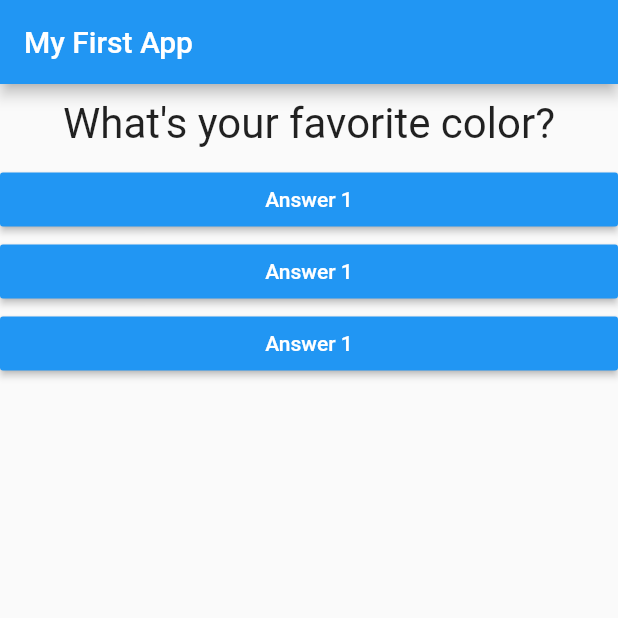
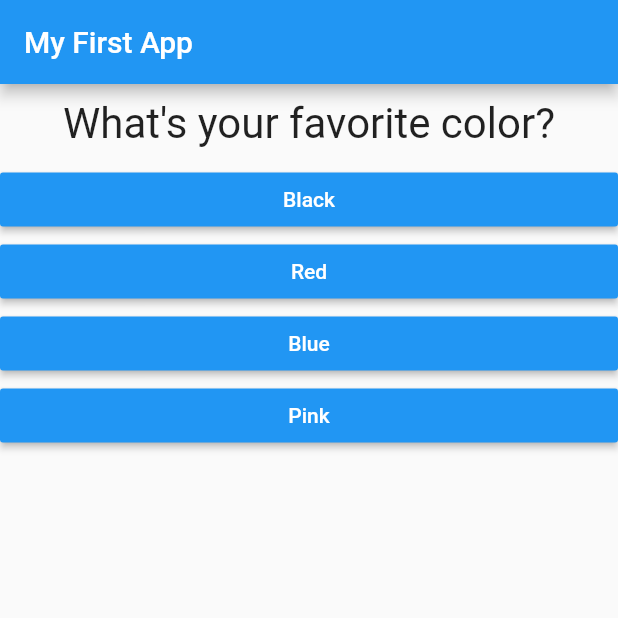
Before and after one commit to stkuwanda/quiz_app_flutter, a Flutter app: the screen it shows after launch, on a phone screen of 412 x 824 dp, the top half of it. Run offline on Flutter 3.47's test engine with Material 2 defaults, Android fonts, the phone set to English and light mode, and no system bars.

```diff
--- a/lib/answer.dart
+++ b/lib/answer.dart
@@ -2,13 +2,14 @@ import 'package:flutter/material.dart';
 
 class Answer extends StatelessWidget {
   final Function selectHandler;
-  Answer(this.selectHandler);
+  final String answerText;
+  Answer(this.selectHandler, this.answerText);
   @override
   Widget build(BuildContext context) {
     return Container(
       width: double.infinity,
       child: RaisedButton(
-        child: Text('Answer 1'),
+        child: Text(answerText),
         onPressed: selectHandler,
         color: Colors.blue,
         textColor: Colors.white,
--- a/lib/main.dart
+++ b/lib/main.dart
@@ -25,8 +25,33 @@ class _MyAppState extends State<MyApp> {
   @override
   Widget build(BuildContext context) {
     var _questions = [
-      'What\'s your favorite color?',
-      'What\'s your favorite animal?',
+      {
+        'questionText': 'What\'s your favorite color?',
+        'answers': [
+          'Black',
+          'Red',
+          'Blue',
+          'Pink',
+        ]
+      },
+      {
+        'questionText': 'What\'s your favorite animal?',
+        'answers': [
+          'Lion',
+          'Bear',
+          'Gorilla',
+          'Panda',
+        ]
+      },
+      {
+        'questionText': 'Who\'s your favorite musician?',
+        'answers': [
+          'Enzo Ishall',
+          'T Gonzi',
+          'Takura',
+          'Anita Jackson',
+        ]
+      },
     ];
 
     return MaterialApp(
@@ -36,10 +61,14 @@ class _MyAppState extends State<MyApp> {
         ),
         body: Column(
           children: [
-            Question(_questions[_questionIndex]),
-            Answer(_answerQuestion),
-            Answer(_answerQuestion),
-            Answer(_answerQuestion),
+            Question(_questions[_questionIndex]['questionText']),
+            ...(_questions[_questionIndex]['answers'] as List<String>)
+                .map((answer) {
+              return Answer(_answerQuestion, answer);
+            }).toList()
+            // Answer(_answerQuestion),
+            // Answer(_answerQuestion),
+            // Answer(_answerQuestion),
             // RaisedButton(
             //   child: Text('Answer 1'),
             //   onPressed: _answerQuestion,
```
